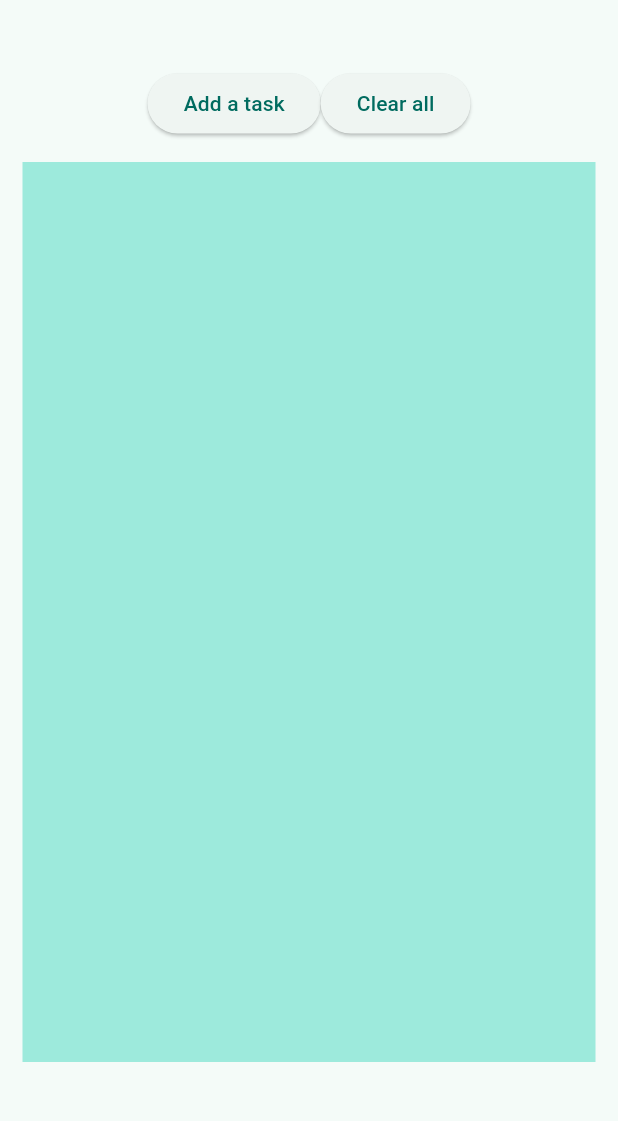
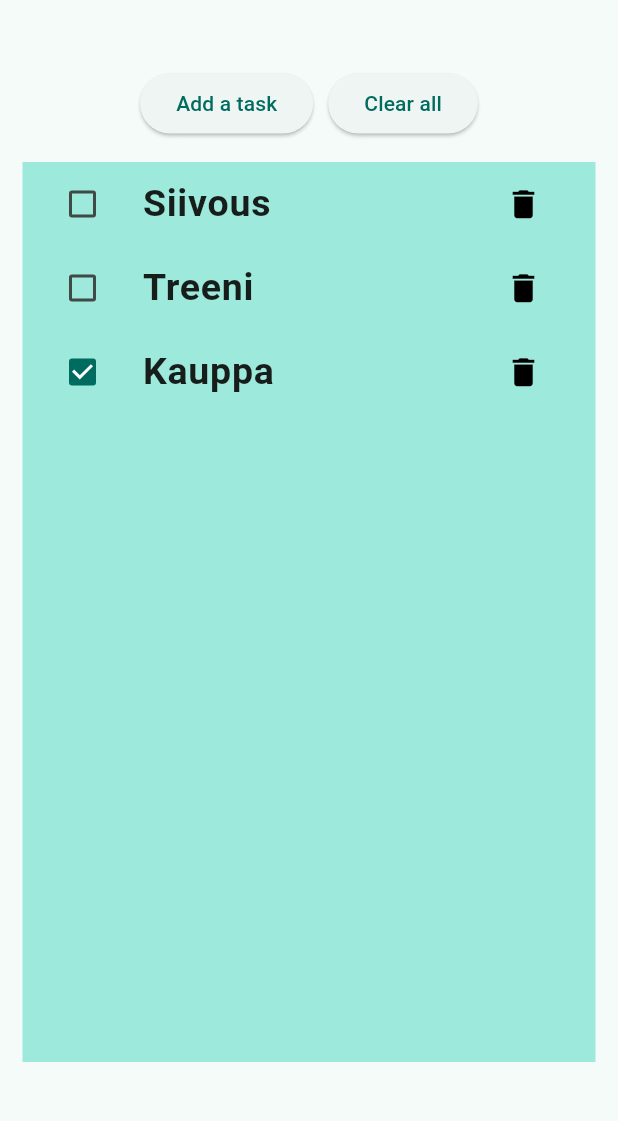
Before and after one commit to taturaattori/ont-flutter-app, a Flutter app: the screen it shows after launch, on a phone screen of 412 x 824 dp, the part 84-1205 px from its top. Run offline on Flutter 3.47's test engine with Material 3 defaults, Android fonts, the phone set to English and light mode, and no system bars.

Commit message:
fixes and hard coded data

```diff
--- a/lib/main.dart
+++ b/lib/main.dart
@@ -33,7 +33,11 @@ class Task {
 }
 
 class MyAppState extends ChangeNotifier {
-  List<Task> _tasks = [];
+  List<Task> _tasks = [
+    Task(name: 'Siivous', status: false),
+    Task(name: 'Treeni', status: false),
+    Task(name: 'Kauppa', status: true)
+  ];
 
   List<Task> get tasks => _tasks;
 
@@ -77,6 +81,9 @@ class MyHomePage extends StatelessWidget {
             mainAxisSize: MainAxisSize.min,
             children: [
               AddTask(),
+              SizedBox(
+                width: 10.0,
+              ),
               ClearTasks(),
             ],
           ),
```
Also changed, not shown: 1 other file.
